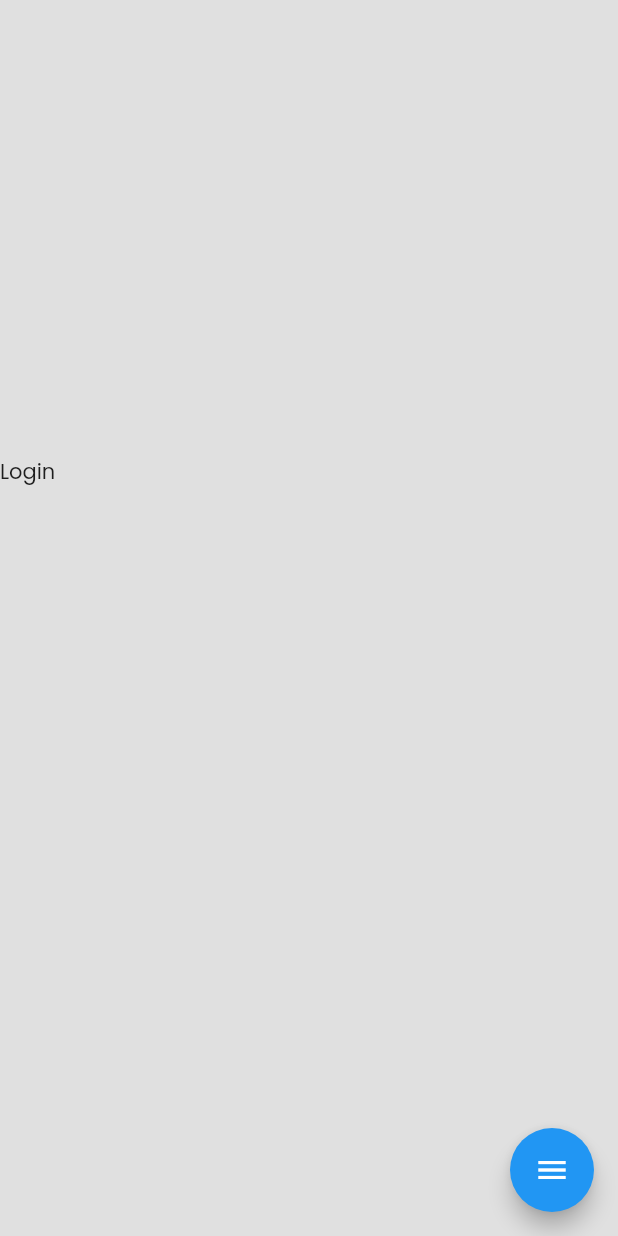
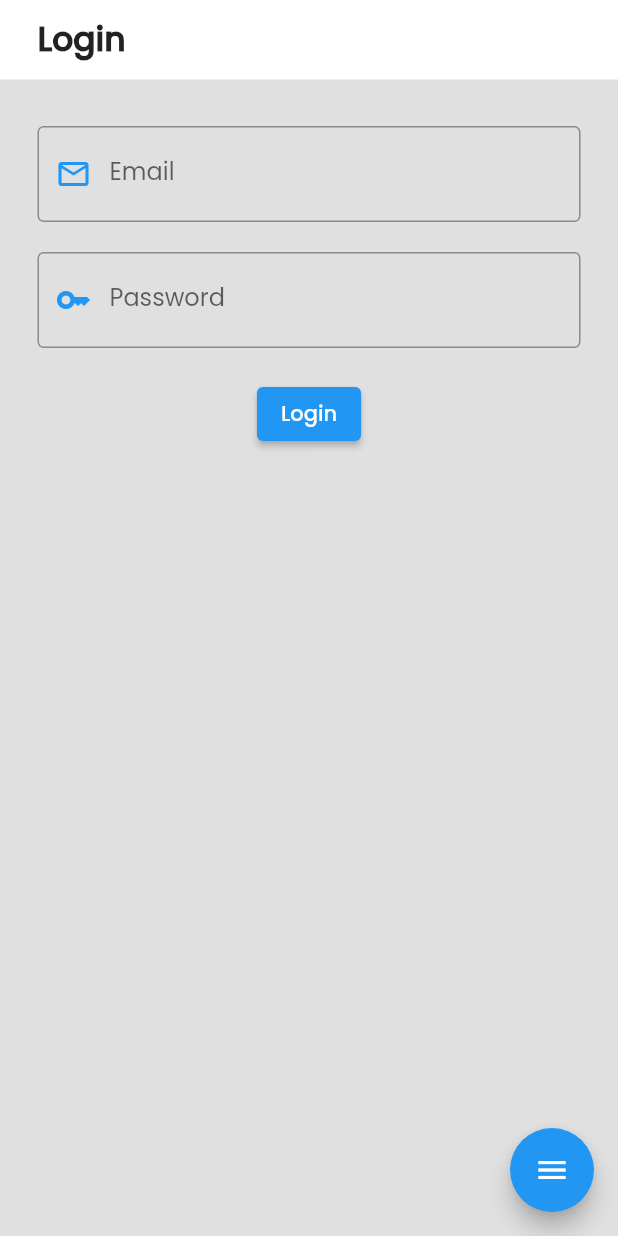
Before and after one commit to BrandonThomas84/gateway-fence-employee, a Flutter app: the LoginScreen screen opened directly, on a phone screen of 412 x 824 dp. Run offline on Flutter 3.47's test engine with Material 2 defaults, Android fonts, the phone set to English and light mode, and no system bars; our stand-ins replace firebase_auth, firebase_core, firebase_database, form_field_validator, geolocator, go_router; accounts and stored records are empty.

Commit message:
Adding a login screen that is correctly attempting to login and triggering the different listeners. Need to create a registration, forgot password and reset password screens

```diff
--- a/lib/models/shift_group.dart
+++ b/lib/models/shift_group.dart
@@ -117,11 +117,6 @@ class ShiftGroup {
 
       // add the shift to the list
       map[key]!.add(shift);
-
-      Logger.info('shift position', data: {
-        'key': key,
-        'shift': shift.toJson(),
-      });
     }
 
     _sorted = Map.fromEntries(
--- a/lib/screens/_helper.dart
+++ b/lib/screens/_helper.dart
@@ -1,36 +1,7 @@
 import 'package:flutter/material.dart';
 import 'package:gateway_fence_employee/config/colors.dart';
 import 'package:gateway_fence_employee/widgets/sidebar/sidebar.dart';
-import 'package:go_router/go_router.dart';
 
-import 'home.dart';
-import 'logout.dart';
-import 'settings.dart';
-import 'time_card.dart';
-
-/// Get the routes for the app
-final routerConfig = GoRouter(
-  initialLocation: '/',
-  navigatorKey: GlobalKey<NavigatorState>(),
-  routes: [
-    homeScreenGoRoute,
-    timeCardScreenGoRoute,
-    settingsScreenGoRoute,
-    logoutScreenGoRoute,
-  ],
-);
-
-/// Provider to keep track of the current route
-class CurrentRouteProvider extends ChangeNotifier {
-  String _currentRoute = '/';
-
-  String get currentRoute => _currentRoute;
-
-  void setCurrentRoute(String route) {
-    _currentRoute = route;
-    notifyListeners();
-  }
-}
 
 /// Scaffold with a drawer and a floating action button
 class DefaultScreenScaffold extends StatefulWidget {
--- /dev/null
+++ b/lib/screens/_router.dart
@@ -0,0 +1,22 @@
+
+import 'package:flutter/material.dart';
+import 'package:go_router/go_router.dart';
+
+import 'home.dart';
+import 'login.dart';
+import 'logout.dart';
+import 'settings.dart';
+import 'time_card.dart';
+
+/// Get the routes for the app
+final routerConfig = GoRouter(
+  initialLocation: '/',
+  navigatorKey: GlobalKey<NavigatorState>(),
+  routes: [
+    homeScreenGoRoute,
+    loginScreenGoRoute,
+    logoutScreenGoRoute,
+    settingsScreenGoRoute,
+    timeCardScreenGoRoute,
+  ],
+);
--- a/lib/screens/login.dart
+++ b/lib/screens/login.dart
@@ -1,30 +1,108 @@
+import 'package:firebase_auth/firebase_auth.dart';
 import 'package:flutter/material.dart';
+import 'package:gateway_fence_employee/config/colors.dart';
 import 'package:gateway_fence_employee/screens/_helper.dart';
+import 'package:gateway_fence_employee/util/log.dart';
 import 'package:go_router/go_router.dart';
+import 'package:form_field_validator/form_field_validator.dart';
 
 GoRoute loginScreenGoRoute = GoRoute(
   path: '/login',
   builder: (context, state) => const LoginScreen(),
 );
 
-class LoginScreen extends StatelessWidget {
+class LoginScreen extends StatefulWidget {
   const LoginScreen({
     super.key,
   });
 
   @override
+  State<LoginScreen> createState() => _LoginScreenState();
+}
+
+class _LoginScreenState extends State<LoginScreen> {
+  final _formkey = GlobalKey<FormState>();
+  String _email = '';
+  String _password = '';
+
+  Future<void> handleLogin() async {
+    try {
+      final credentials = await FirebaseAuth.instance
+          .signInWithEmailAndPassword(email: _email, password: _password);
+    } catch (e) {
+      Logger.error('error logging in: ${e.toString()}');
+    }
+  }
+
+  @override
   Widget build(BuildContext context) {
-    return const DefaultScreenScaffold(
+    return DefaultScreenScaffold(
+      title: 'Login',
       children: [
-        Center(
-          heightFactor: 30,
-          child: Column(children: [
-            Row(
-              children: [
-                Text('Login'),
-              ],
+        Padding(
+          padding: const EdgeInsets.symmetric(vertical: 10, horizontal: 25),
+          child: Center(
+            child: Form(
+              key: _formkey,
+              child: Column(children: [
+                const SizedBox(height: 20),
+                TextFormField(
+                  decoration: const InputDecoration(
+                    hintText: 'Email',
+                    labelText: 'Email',
+                    prefixIcon: Icon(
+                      Icons.email_outlined,
+                      color: AppColors.blue,
+                    ),
+                    border: OutlineInputBorder(),
+                    errorStyle:
+                        TextStyle(color: Colors.red, fontWeight: FontWeight.w800),
+                  ),
+                  validator: MultiValidator([
+                    RequiredValidator(errorText: 'Email is required'),
+                    EmailValidator(errorText: 'Enter a valid email address'),
+                  ]).call,
+                  onChanged: (value) {
+                    _email = value;
+                  },
+                ),
+                const SizedBox(height: 20),
+                TextFormField(
+                  obscureText: true,
+                  decoration: const InputDecoration(
+                    hintText: 'Password',
+                    labelText: 'Password',
+                    prefixIcon: Icon(
+                      Icons.key_outlined,
+                      color: AppColors.blue,
+                    ),
+                    border: OutlineInputBorder(),
+                  ),
+                  validator: MultiValidator([
+                    RequiredValidator(errorText: 'Password is required'),
+                    MinLengthValidator(8,
+                        errorText: 'Password must be at least 8 digits long'),
+                    PatternValidator(r'(?=.*?[#!@$%^&*-])',
+                        errorText:
+                            'Password must contain at least one special character')
+                  ]).call,
+                  onChanged: (value) {
+                    _password = value;
+                  },
+                ),
+                const SizedBox(height: 20),
+                ElevatedButton(
+                  onPressed: () {
+                    if (_formkey.currentState!.validate()) {
+                      Logger.info('form submiitted');
+                      handleLogin();
+                    }
+                  },
+                  child: const Text('Login'),
+                ),
+              ]),
             ),
-          ]),
+          ),
         ),
       ],
     );
--- a/pubspec.yaml
+++ b/pubspec.yaml
@@ -44,6 +44,7 @@ dependencies:
   go_router: ^10.1.3
   geolocator: ^10.0.1
   flutter_lints: ^2.0.3
+  form_field_validator: ^1.1.0
 
 dev_dependencies:
   flutter_test:
```
Also changed, not shown: lib/main.dart (+19 -5 lines), lib/providers/auth_provider.dart (added, +53 -0 lines), lib/providers/current_route_provider.dart (added, +17 -0 lines), lib/widgets/sidebar/menu.dart (+11 -15 lines), pubspec.lock, 2 other files.
